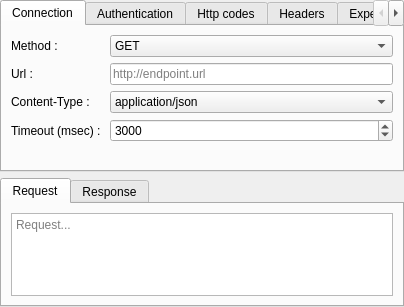
Old version of the form RequestFlowApp/CoreView/ui/EndpointNodeUi.ui in the repository fatehmtd/RequestFlow.
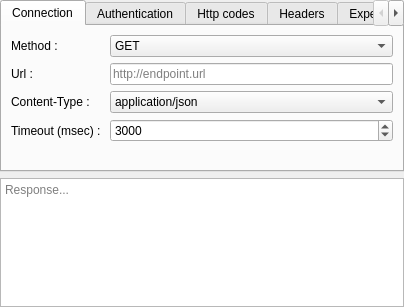
New version of the form. The open tabs and pages were chosen to show the change.

```diff
--- a/RequestFlowApp/CoreView/ui/EndpointNodeUi.ui
+++ b/RequestFlowApp/CoreView/ui/EndpointNodeUi.ui
@@ -804,33 +804,6 @@
     </widget>
    </item>
    <item row="1" column="0">
-    <widget class="QTabWidget" name="tabWidget">
-     <property name="currentIndex">
-      <number>1</number>
-     </property>
-     <widget class="QWidget" name="tab_10">
-      <attribute name="title">
-       <string>Request</string>
-      </attribute>
-      <layout class="QGridLayout" name="gridLayout_4">
-       <item row="0" column="0">
-        <widget class="QPlainTextEdit" name="plainTextEdit_request">
-         <property name="readOnly">
-          <bool>true</bool>
-         </property>
-         <property name="placeholderText">
-          <string>Request...</string>
-         </property>
-        </widget>
-       </item>
-      </layout>
-     </widget>
-     <widget class="QWidget" name="tab_11">
-      <attribute name="title">
-       <string>Response</string>
-      </attribute>
-      <layout class="QGridLayout" name="gridLayout_6">
-       <item row="0" column="0">
         <widget class="QPlainTextEdit" name="plainTextEdit_response">
          <property name="readOnly">
           <bool>true</bool>
@@ -838,10 +811,6 @@
          <property name="placeholderText">
           <string>Response...</string>
          </property>
-        </widget>
-       </item>
-      </layout>
-     </widget>
     </widget>
    </item>
   </layout>
```
Left out of the diff: 3 changed lines with no effect on the pictures. Lines whose indentation alone changed are shown as unchanged.
